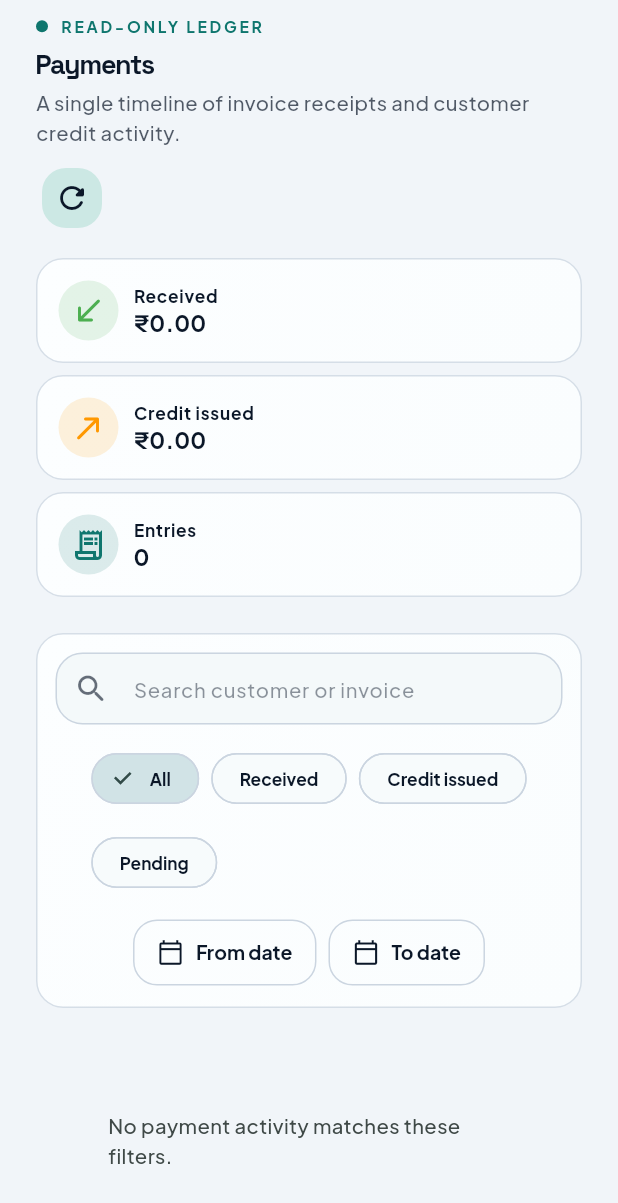
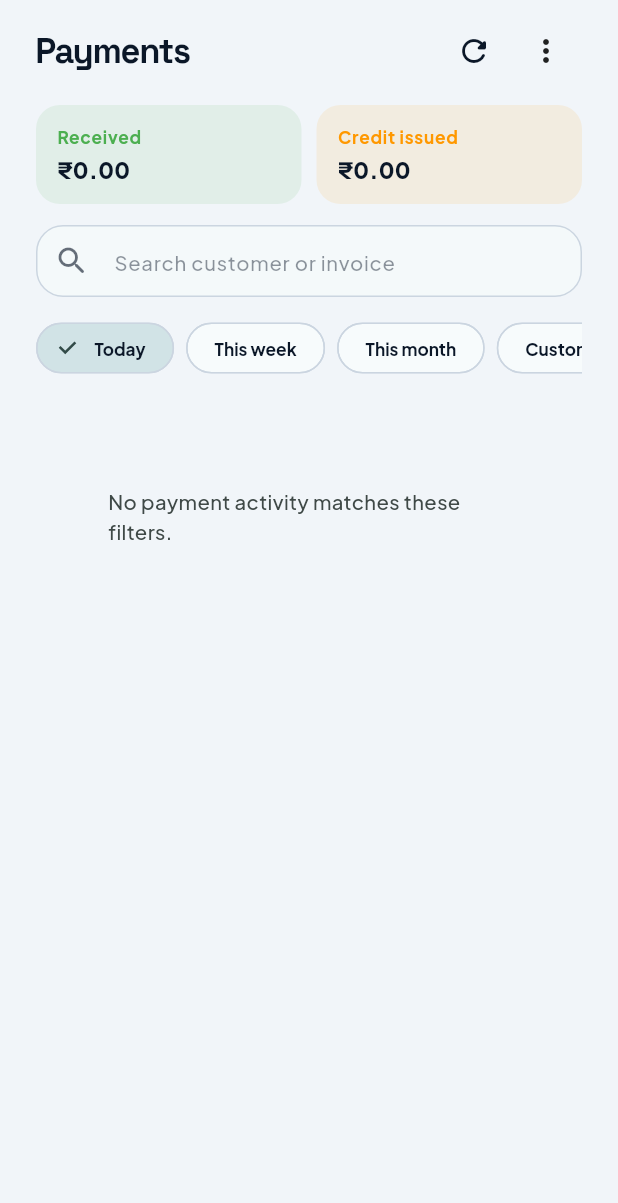
Before and after one commit to moharoon11/StoreManagementApp, a Flutter app: the PaymentTransactionsView widget shown alone on an empty page, opened directly, on a phone screen of 412 x 824 dp. Shown: the top 1203 px of the screen. Run offline on Flutter 3.47's test engine with Material 3 defaults, Android fonts, the phone set to English and light mode, and no system bars; our stand-ins replace fl_chart, flutter_secure_storage, google_fonts, image_picker, pdf, printing and 1 more; missing offline and left inert: flutter_file_dialog; accounts and stored records are empty; network calls fail.

Commit message:
payment transaction ui changes

```diff
--- a/lib/views/payments/payment_transactions_view.dart
+++ b/lib/views/payments/payment_transactions_view.dart
@@ -1,8 +1,14 @@
+import 'dart:typed_data';
+
 import 'package:flutter/material.dart';
 import 'package:intl/intl.dart';
+import 'package:pdf/pdf.dart';
+import 'package:pdf/widgets.dart' as pw;
+import 'package:printing/printing.dart';
 
 import '../../config/api_config.dart';
 import '../../services/api_service.dart';
+import '../../services/invoice_pdf_service.dart';
 import '../../widgets/ui_breakpoints.dart';
 import '../../widgets/workspace_ui.dart';
 
@@ -24,6 +30,7 @@ class _PaymentTransactionsViewState extends State<PaymentTransactionsView> {
   bool _loading = true;
   String _query = '';
   _TransactionFilter _filter = _TransactionFilter.all;
+  _RangeScope _scope = _RangeScope.today;
   DateTime? _fromDate;
   DateTime? _toDate;
   List<_PaymentTransaction> _transactions = const [];
@@ -31,6 +38,7 @@ class _PaymentTransactionsViewState extends State<PaymentTransactionsView> {
   @override
   void initState() {
     super.initState();
+    _applyScope(_RangeScope.today, reload: false);
     _load();
   }
 
@@ -215,26 +223,72 @@ class _PaymentTransactionsViewState extends State<PaymentTransactionsView> {
     return groups;
   }
 
-  Future<void> _pickDate(bool from) async {
-    final current = from ? _fromDate : _toDate;
-    final picked = await showDatePicker(
+  Future<void> _pickCustomRange() async {
+    final start = await showDatePicker(
       context: context,
-      initialDate: current ?? DateTime.now(),
+      initialDate: _fromDate ?? DateTime.now(),
       firstDate: DateTime(2000),
       lastDate: DateTime.now(),
+      helpText: 'START DATE',
     );
-    if (picked == null) return;
+    if (start == null || !mounted) return;
+    final end = await showDatePicker(
+      context: context,
+      initialDate:
+          _toDate == null || _toDate!.isBefore(start) ? start : _toDate!,
+      firstDate: start,
+      lastDate: DateTime.now(),
+      helpText: 'END DATE',
+    );
+    if (end == null || !mounted) return;
     setState(() {
-      if (from) {
-        _fromDate = picked;
-        if (_toDate != null && _toDate!.isBefore(picked)) _toDate = picked;
-      } else {
-        _toDate = picked;
-        if (_fromDate != null && _fromDate!.isAfter(picked)) _fromDate = picked;
-      }
+      _scope = _RangeScope.custom;
+      _fromDate = start;
+      _toDate = end;
     });
     _load();
   }
+
+  void _applyScope(_RangeScope scope, {bool reload = true}) {
+    final today = DateTime.now();
+    final startOfToday = DateTime(today.year, today.month, today.day);
+    setState(() {
+      _scope = scope;
+      switch (scope) {
+        case _RangeScope.today:
+          _fromDate = startOfToday;
+          _toDate = startOfToday;
+        case _RangeScope.week:
+          _fromDate =
+              startOfToday.subtract(Duration(days: startOfToday.weekday - 1));
+          _toDate = startOfToday;
+        case _RangeScope.month:
+          _fromDate = DateTime(today.year, today.month, 1);
+          _toDate = startOfToday;
+        case _RangeScope.custom:
+          break;
+      }
+    });
+    if (reload) _load();
+  }
+
+  Future<void> _export(_ExportAction action) async {
+    final bytes = await _PaymentPdf.createHistory(_visible, _rangeLabel);
+    final filename =
+        'Payment_history_${DateFormat('yyyyMMdd').format(DateTime.now())}.pdf';
+    switch (action) {
+      case _ExportAction.download:
+        await InvoicePdfService.save(bytes, filename);
+      case _ExportAction.share:
+        await Printing.sharePdf(bytes: bytes, filename: filename);
+      case _ExportAction.print:
+        await Printing.layoutPdf(onLayout: (_) async => bytes, name: filename);
+    }
+  }
+
+  String get _rangeLabel => _scope == _RangeScope.custom
+      ? '${_fromDate == null ? 'Start' : DateFormat('dd MMM y').format(_fromDate!)} – ${_toDate == null ? 'Now' : DateFormat('dd MMM y').format(_toDate!)}'
+      : _scope.label;
 
   @override
   Widget build(BuildContext context) {
@@ -256,24 +310,31 @@ class _PaymentTransactionsViewState extends State<PaymentTransactionsView> {
           physics: const AlwaysScrollableScrollPhysics(),
           padding: Ui.pagePadding(context),
           children: [
-            PageIntro(
-              eyebrow: 'Read-only ledger',
-              title: 'Payments',
-              description:
-                  'A single timeline of invoice receipts and customer credit activity.',
-              action: IconButton.filledTonal(
+            Row(children: [
+              Expanded(
+                  child: Text('Payments',
+                      style: Theme.of(context).textTheme.headlineSmall)),
+              IconButton(
                   onPressed: _load,
                   icon: const Icon(Icons.refresh_rounded),
-                  tooltip: 'Refresh payments'),
+                  tooltip: 'Refresh'),
+              PopupMenuButton<_ExportAction>(
+                icon: const Icon(Icons.more_vert_rounded),
+                onSelected: _export,
+                itemBuilder: (_) => const [
+                  PopupMenuItem(
+                      value: _ExportAction.download,
+                      child: Text('Download PDF')),
+                  PopupMenuItem(
+                      value: _ExportAction.share, child: Text('Share PDF')),
+                  PopupMenuItem(
+                      value: _ExportAction.print, child: Text('Print PDF')),
+                ],
               ),
-            const SizedBox(height: 16),
-            _Summary(
-                incoming: completedIn,
-                outgoing: outgoing,
-                count: visible.length),
-            const SizedBox(height: 16),
-            SurfacePanel(
-              child: Column(children: [
+            ]),
+            const SizedBox(height: 12),
+            _Summary(incoming: completedIn, outgoing: outgoing),
+            const SizedBox(height: 14),
             TextField(
               controller: _search,
               onChanged: (value) => setState(() => _query = value.trim()),
@@ -282,41 +343,32 @@ class _PaymentTransactionsViewState extends State<PaymentTransactionsView> {
                   hintText: 'Search customer or invoice',
                   border: OutlineInputBorder()),
             ),
-                const SizedBox(height: 12),
-                Wrap(spacing: 8, runSpacing: 8, children: [
-                  for (final filter in _TransactionFilter.values)
-                    ChoiceChip(
+            const SizedBox(height: 10),
+            SingleChildScrollView(
+                scrollDirection: Axis.horizontal,
+                child: Row(children: [
+                  for (final scope in _RangeScope.values)
+                    Padding(
+                        padding: const EdgeInsets.only(right: 8),
+                        child: ChoiceChip(
+                            label: Text(scope.label),
+                            selected: _scope == scope,
+                            onSelected: (_) => scope == _RangeScope.custom
+                                ? _pickCustomRange()
+                                : _applyScope(scope))),
+                  const SizedBox(width: 4),
+                  for (final filter in _TransactionFilter.values
+                      .where((filter) => filter != _TransactionFilter.all))
+                    Padding(
+                        padding: const EdgeInsets.only(right: 6),
+                        child: FilterChip(
                             label: Text(filter.label),
                             selected: _filter == filter,
-                        onSelected: (_) => setState(() => _filter = filter)),
-                ]),
-                const SizedBox(height: 12),
-                Wrap(spacing: 8, runSpacing: 8, children: [
-                  OutlinedButton.icon(
-                      onPressed: () => _pickDate(true),
-                      icon: const Icon(Icons.calendar_today_outlined, size: 18),
-                      label: Text(_fromDate == null
-                          ? 'From date'
-                          : DateFormat('dd MMM y').format(_fromDate!))),
-                  OutlinedButton.icon(
-                      onPressed: () => _pickDate(false),
-                      icon: const Icon(Icons.calendar_today_outlined, size: 18),
-                      label: Text(_toDate == null
-                          ? 'To date'
-                          : DateFormat('dd MMM y').format(_toDate!))),
-                  if (_fromDate != null || _toDate != null)
-                    TextButton(
-                        onPressed: () {
-                          setState(() {
-                            _fromDate = null;
-                            _toDate = null;
-                          });
-                          _load();
-                        },
-                        child: const Text('Clear dates')),
-                ]),
-              ]),
-            ),
+                            onSelected: (_) => setState(() => _filter =
+                                _filter == filter
+                                    ? _TransactionFilter.all
+                                    : filter))),
+                ])),
             const SizedBox(height: 20),
             if (_loading)
               const Padding(
@@ -348,74 +400,48 @@ class _PaymentTransactionsViewState extends State<PaymentTransactionsView> {
 }
 
 class _Summary extends StatelessWidget {
-  const _Summary(
-      {required this.incoming, required this.outgoing, required this.count});
+  const _Summary({required this.incoming, required this.outgoing});
   final double incoming;
   final double outgoing;
-  final int count;
   @override
-  Widget build(BuildContext context) => LayoutBuilder(builder: (context, box) {
-        final cards = [
-          _SummaryValue(
+  Widget build(BuildContext context) => Row(children: [
+        Expanded(
+            child: _SummaryValue(
                 label: 'Received',
                 value: _money(incoming),
-              icon: Icons.south_west_rounded,
-              color: Colors.green),
-          _SummaryValue(
+                color: Colors.green)),
+        const SizedBox(width: 10),
+        Expanded(
+            child: _SummaryValue(
                 label: 'Credit issued',
                 value: _money(outgoing),
-              icon: Icons.north_east_rounded,
-              color: Colors.orange),
-          _SummaryValue(
-              label: 'Entries',
-              value: '$count',
-              icon: Icons.receipt_long_outlined,
-              color: Theme.of(context).colorScheme.primary),
-        ];
-        return box.maxWidth < 470
-            ? Column(children: [
-                for (final card in cards)
-                  Padding(
-                      padding: const EdgeInsets.only(bottom: 8), child: card)
-              ])
-            : Row(children: [
-                for (final card in cards)
-                  Expanded(
-                      child: Padding(
-                          padding: const EdgeInsets.symmetric(horizontal: 4),
-                          child: card))
+                color: Colors.orange)),
       ]);
-      });
 }
 
 class _SummaryValue extends StatelessWidget {
   const _SummaryValue(
-      {required this.label,
-      required this.value,
-      required this.icon,
-      required this.color});
+      {required this.label, required this.value, required this.color});
   final String label, value;
-  final IconData icon;
   final Color color;
   @override
-  Widget build(BuildContext context) => SurfacePanel(
+  Widget build(BuildContext context) => Container(
       padding: const EdgeInsets.all(14),
-      child: Row(children: [
-        CircleAvatar(
-            backgroundColor: color.withValues(alpha: .14),
-            foregroundColor: color,
-            child: Icon(icon)),
-        const SizedBox(width: 10),
-        Expanded(
-            child:
-                Column(crossAxisAlignment: CrossAxisAlignment.start, children: [
-          Text(label, style: Theme.of(context).textTheme.labelMedium),
+      decoration: BoxDecoration(
+          color: color.withValues(alpha: .1),
+          borderRadius: BorderRadius.circular(16)),
+      child: Column(crossAxisAlignment: CrossAxisAlignment.start, children: [
+        Text(label,
+            style: Theme.of(context)
+                .textTheme
+                .labelMedium
+                ?.copyWith(color: color)),
+        const SizedBox(height: 4),
         Text(value,
             style: Theme.of(context)
                 .textTheme
                 .titleMedium
-                  ?.copyWith(fontWeight: FontWeight.w700))
-        ]))
+                ?.copyWith(fontWeight: FontWeight.w800)),
       ]));
 }
 
@@ -437,19 +463,19 @@ class _PaymentTile extends StatelessWidget {
         color: scheme.surface,
         borderRadius: BorderRadius.circular(18),
         child: InkWell(
-          onTap: () => _showDetails(context),
+          onTap: () => Navigator.of(context).push(MaterialPageRoute(
+              builder: (_) => _PaymentDetailPage(item: item))),
           borderRadius: BorderRadius.circular(18),
           child: Padding(
             padding: const EdgeInsets.all(14),
             child: Row(children: [
               CircleAvatar(
-                  backgroundColor: color.withValues(alpha: .14),
+                  backgroundColor: color.withValues(alpha: .16),
                   foregroundColor: color,
-                  child: Icon(item.status == _TransactionStatus.pending
-                      ? Icons.schedule_rounded
-                      : outgoing
-                          ? Icons.arrow_upward_rounded
-                          : Icons.arrow_downward_rounded)),
+                  child: Text(
+                      _initials(
+                          item.customer.isEmpty ? item.title : item.customer),
+                      style: const TextStyle(fontWeight: FontWeight.w800))),
               const SizedBox(width: 12),
               Expanded(
                   child: Column(
@@ -489,34 +515,6 @@ class _PaymentTile extends StatelessWidget {
       ),
     );
   }
-
-  void _showDetails(BuildContext context) => showModalBottomSheet<void>(
-        context: context,
-        showDragHandle: true,
-        useSafeArea: true,
-        builder: (context) => Padding(
-          padding: const EdgeInsets.fromLTRB(24, 6, 24, 28),
-          child: Column(
-              mainAxisSize: MainAxisSize.min,
-              crossAxisAlignment: CrossAxisAlignment.start,
-              children: [
-                Text('Payment details',
-                    style: Theme.of(context).textTheme.titleLarge),
-                const SizedBox(height: 18),
-                _DetailRow('Amount',
-                    '${item.direction == _Direction.outgoing ? '-' : '+'}${_money(item.amount)}'),
-                _DetailRow('Status', item.status.label),
-                _DetailRow('Activity', item.title),
-                _DetailRow('Customer',
-                    item.customer.isEmpty ? 'Walk-in customer' : item.customer),
-                _DetailRow('Reference', item.reference),
-                _DetailRow(
-                    'Date', DateFormat('dd MMMM y, h:mm a').format(item.date)),
-                for (final detail in item.details.entries)
-                  _DetailRow(detail.key, detail.value),
-              ]),
-        ),
-      );
 }
 
 class _DetailRow extends StatelessWidget {
@@ -537,7 +535,166 @@ class _DetailRow extends StatelessWidget {
       ]));
 }
 
+class _PaymentDetailPage extends StatelessWidget {
+  const _PaymentDetailPage({required this.item});
+  final _PaymentTransaction item;
+
+  Future<void> _usePdf(BuildContext context, _ExportAction action) async {
+    final bytes = await _PaymentPdf.createTransaction(item);
+    final filename =
+        'Payment_${item.reference.replaceAll(RegExp(r'[^A-Za-z0-9_-]'), '_')}.pdf';
+    switch (action) {
+      case _ExportAction.download:
+        await InvoicePdfService.save(bytes, filename);
+      case _ExportAction.share:
+        await Printing.sharePdf(bytes: bytes, filename: filename);
+      case _ExportAction.print:
+        await Printing.layoutPdf(onLayout: (_) async => bytes, name: filename);
+    }
+  }
+
+  @override
+  Widget build(BuildContext context) {
+    final outgoing = item.direction == _Direction.outgoing;
+    final color = outgoing ? Colors.orange.shade800 : Colors.green.shade700;
+    return Scaffold(
+      appBar: AppBar(title: const Text('Payment details')),
+      body: SafeArea(
+        child: ListView(padding: const EdgeInsets.all(20), children: [
+          Center(
+              child: CircleAvatar(
+                  radius: 30,
+                  backgroundColor: color.withValues(alpha: .15),
+                  foregroundColor: color,
+                  child: Text(
+                      _initials(
+                          item.customer.isEmpty ? item.title : item.customer),
+                      style: const TextStyle(
+                          fontSize: 20, fontWeight: FontWeight.w800)))),
+          const SizedBox(height: 14),
+          Center(
+              child: Text('${outgoing ? '-' : '+'}${_money(item.amount)}',
+                  style: Theme.of(context)
+                      .textTheme
+                      .headlineMedium
+                      ?.copyWith(color: color, fontWeight: FontWeight.w800))),
+          const SizedBox(height: 4),
+          Center(
+              child: Text(item.status.label,
+                  style: TextStyle(color: color, fontWeight: FontWeight.w700))),
+          const SizedBox(height: 28),
+          _DetailRow('Activity', item.title),
+          _DetailRow('Customer',
+              item.customer.isEmpty ? 'Walk-in customer' : item.customer),
+          _DetailRow('Reference', item.reference),
+          _DetailRow('Date', DateFormat('dd MMMM y, h:mm a').format(item.date)),
+          for (final detail in item.details.entries)
+            _DetailRow(detail.key, detail.value),
+          const SizedBox(height: 18),
+          Wrap(
+              alignment: WrapAlignment.center,
+              spacing: 10,
+              runSpacing: 10,
+              children: [
+                OutlinedButton.icon(
+                    onPressed: () => _usePdf(context, _ExportAction.download),
+                    icon: const Icon(Icons.download_outlined),
+                    label: const Text('Download')),
+                OutlinedButton.icon(
+                    onPressed: () => _usePdf(context, _ExportAction.share),
+                    icon: const Icon(Icons.share_outlined),
+                    label: const Text('Share')),
+                FilledButton.icon(
+                    onPressed: () => _usePdf(context, _ExportAction.print),
+                    icon: const Icon(Icons.print_outlined),
+                    label: const Text('Print')),
+              ]),
+        ]),
+      ),
+    );
+  }
+}
+
+class _PaymentPdf {
+  static Future<Uint8List> createTransaction(_PaymentTransaction item) =>
+      _document(
+        title: 'PAYMENT RECEIPT',
+        subtitle: item.reference,
+        rows: [
+          ['Activity', item.title],
+          [
+            'Customer',
+            item.customer.isEmpty ? 'Walk-in customer' : item.customer
+          ],
+          ['Status', item.status.label],
+          ['Date', DateFormat('dd MMM y, h:mm a').format(item.date)],
+          ...item.details.entries.map((entry) => [entry.key, entry.value]),
+          [
+            'Amount',
+            '${item.direction == _Direction.outgoing ? '-' : '+'}${_money(item.amount)}'
+          ],
+        ],
+      );
+
+  static Future<Uint8List> createHistory(
+          List<_PaymentTransaction> items, String period) =>
+      _document(
+        title: 'PAYMENT HISTORY',
+        subtitle: period,
+        rows: items
+            .map((item) => [
+                  DateFormat('dd MMM y').format(item.date),
+                  item.customer.isEmpty ? item.title : item.customer,
+                  item.reference,
+                  '${item.direction == _Direction.outgoing ? '-' : '+'}${_money(item.amount)}',
+                ])
+            .toList(),
+        headers: const ['Date', 'Customer', 'Reference', 'Amount'],
+      );
+
+  static Future<Uint8List> _document(
+      {required String title,
+      required String subtitle,
+      required List<List<String>> rows,
+      List<String>? headers}) async {
+    final document = pw.Document();
+    document.addPage(pw.MultiPage(
+      pageFormat: PdfPageFormat.a4,
+      margin: const pw.EdgeInsets.all(28),
+      build: (_) => [
+        pw.Text(title,
+            style: pw.TextStyle(
+                fontSize: 20,
+                fontWeight: pw.FontWeight.bold,
+                color: PdfColors.blue800)),
+        pw.SizedBox(height: 5),
+        pw.Text(subtitle),
+        pw.SizedBox(height: 20),
+        pw.TableHelper.fromTextArray(
+            headers: headers ?? const ['Field', 'Value'],
+            data: rows,
+            headerStyle: pw.TextStyle(fontWeight: pw.FontWeight.bold),
+            headerDecoration: const pw.BoxDecoration(color: PdfColors.grey300),
+            cellPadding: const pw.EdgeInsets.all(7)),
+      ],
+    ));
+    return document.save();
+  }
+}
+
 enum _Direction { incoming, outgoing }
+
+enum _RangeScope {
+  today('Today'),
+  week('This week'),
+  month('This month'),
+  custom('Custom');
+
+  const _RangeScope(this.label);
+  final String label;
+}
+
+enum _ExportAction { download, share, print }
 
 enum _TransactionStatus {
   completed('Completed'),
@@ -595,6 +752,16 @@ String _customerOf(Map<String, dynamic> row) {
   return name == 'NO_NAME' || name == 'Walk-in customer' ? '' : name;
 }
 
+String _initials(String value) {
+  final words = value
+      .trim()
+      .split(RegExp(r'\s+'))
+      .where((word) => word.isNotEmpty)
+      .toList();
+  if (words.isEmpty) return '?';
+  return words.take(2).map((word) => word[0].toUpperCase()).join();
+}
+
 String _dayLabel(DateTime date) {
   final now = DateTime.now();
   final today = DateTime(now.year, now.month, now.day);
```
Lines whose indentation alone changed are shown as unchanged.
